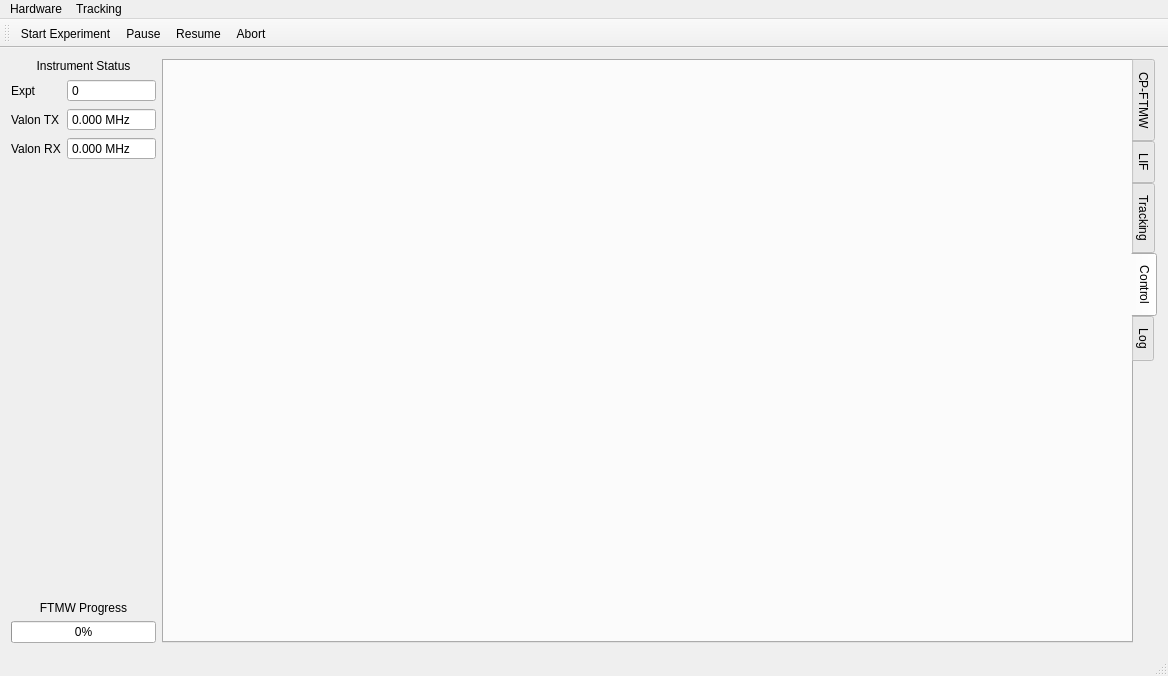
Qt form mainwindow.ui (kncrabtree/blackchirp) before a commit.
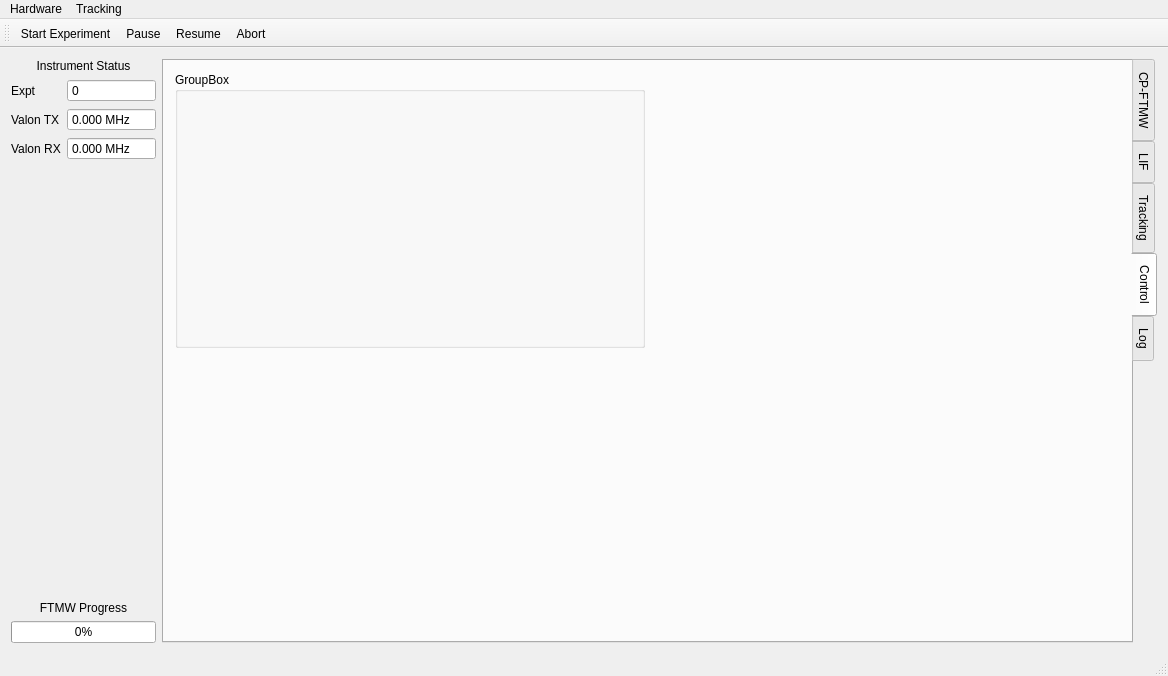
The same form after that commit. Custom widgets are drawn as their Qt base class.

Commit message: Added PulsePlot, hooked up PulseGenerator to UI

Patch:
```diff
--- a/mainwindow.ui
+++ b/mainwindow.ui
@@ -181,16 +181,25 @@
        <attribute name="title">
         <string>Control</string>
        </attribute>
-       <widget class="PulseConfigWidget" name="widget" native="true">
-        <property name="geometry">
-         <rect>
-          <x>100</x>
-          <y>150</y>
-          <width>801</width>
-          <height>361</height>
-         </rect>
-        </property>
-       </widget>
+       <layout class="QVBoxLayout" name="verticalLayout_5">
+        <item>
+         <layout class="QHBoxLayout" name="horizontalLayout_2">
+          <item>
+           <widget class="QGroupBox" name="groupBox">
+            <property name="title">
+             <string>GroupBox</string>
+            </property>
+           </widget>
+          </item>
+          <item>
+           <widget class="QWidget" name="widget_2" native="true"/>
+          </item>
+         </layout>
+        </item>
+        <item>
+         <widget class="PulseConfigWidget" name="pulseConfigWidget" native="true"/>
+        </item>
+       </layout>
       </widget>
       <widget class="QWidget" name="logTab">
        <attribute name="title">
```
The commit also changes 12 other files.
